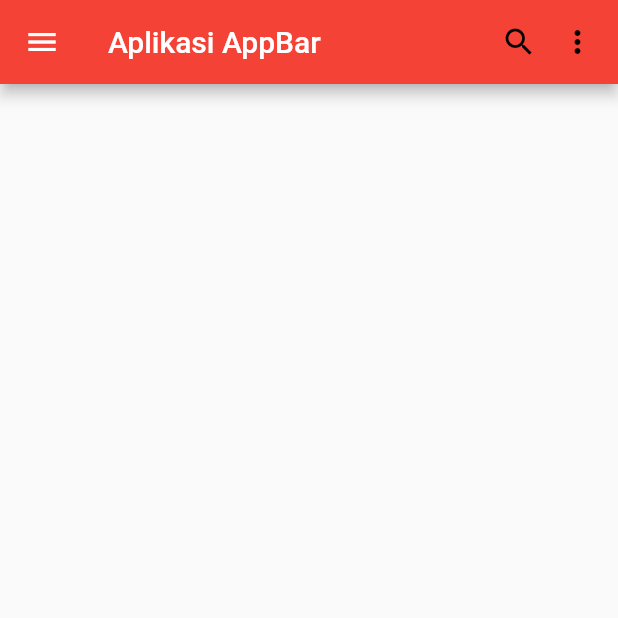
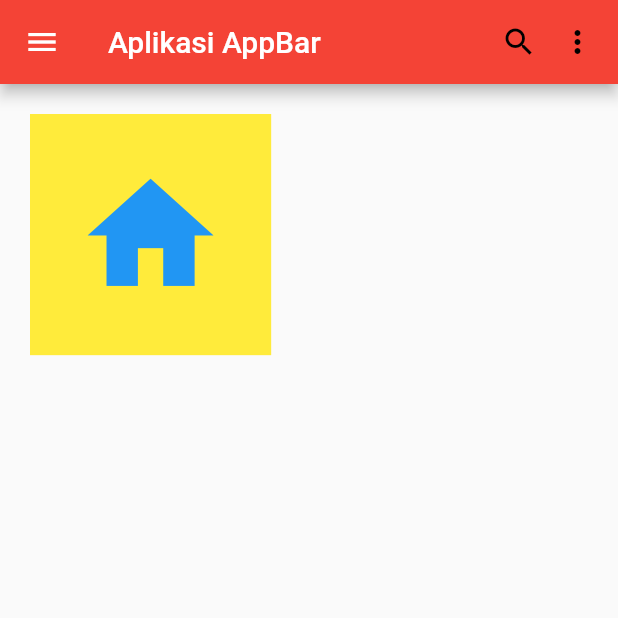
Before and after one commit to abdillah19710067/belajar_flutter, a Flutter app: the screen it shows after launch, on a phone screen of 412 x 824 dp, the top half of it. Run offline on Flutter 3.47's test engine with Material 2 defaults, Android fonts, the phone set to English and light mode, and no system bars.

Commit message:
First Commit : Praktek video 3-4

```diff
--- a/lib/main.dart
+++ b/lib/main.dart
@@ -43,6 +43,16 @@ class Home extends StatelessWidget {
         ],
         actionsIconTheme: IconThemeData(color: Colors.black),
       ),
+      body: Container(
+        color: Colors.yellow,
+        margin: EdgeInsets.symmetric(horizontal : 20, vertical: 20),
+        padding: EdgeInsets.all(30),
+        child: Icon(
+        Icons.home,
+        color: Colors.blue,
+        size: 100.78,
+        ),
+      ),
     );
   }
 }
```
